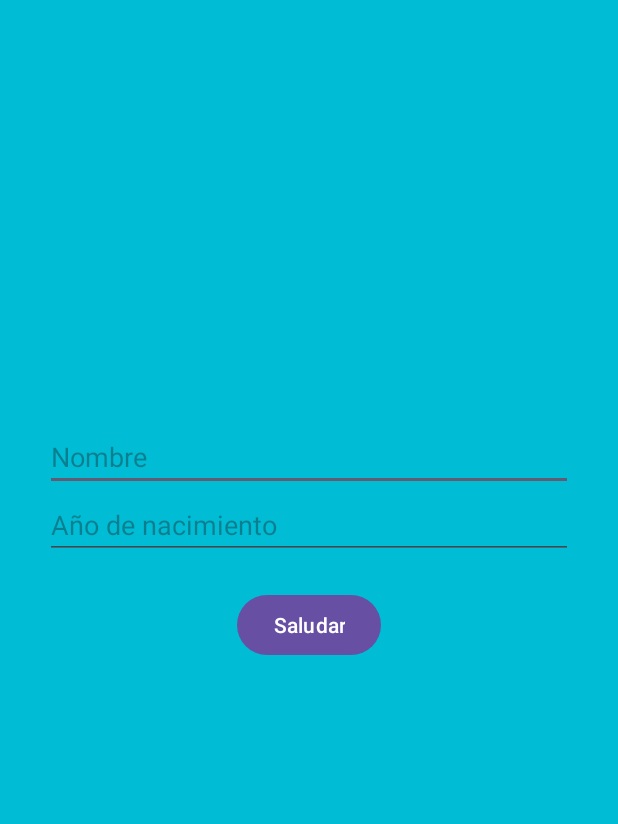
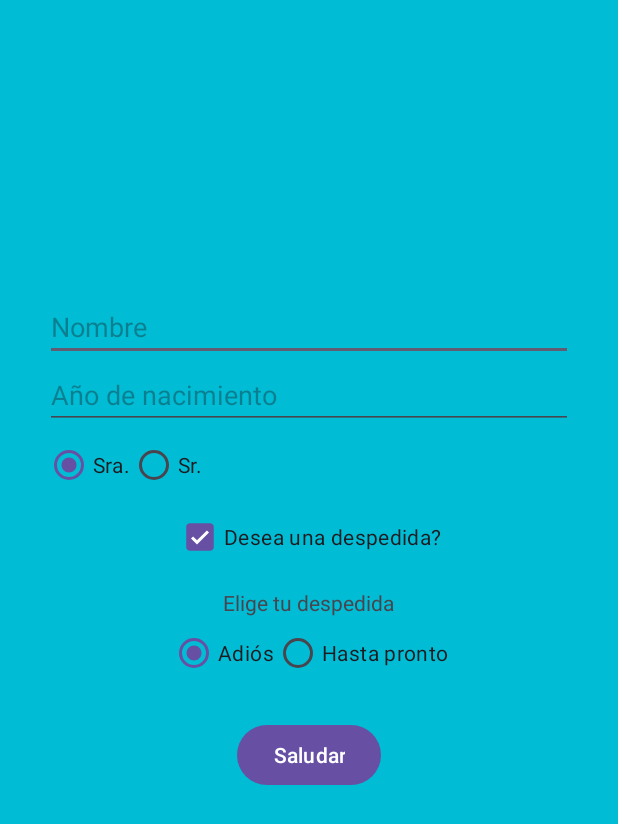
Before and after one commit to AmarinoLama/saludoPersonalizado, an Android app: the screen it shows after launch (MainActivity), after a tap on "Saludar", on a phone screen of 412 x 824 dp. Shown: the top 824 px of the screen. Run offline under Robolectric (Android 15) with nearby library versions, the phone set to English and light mode, and no system bars; 1 other tap on this screen came first.

Commit message:
commit de todo

```diff
--- a/app/src/main/java/com/example/saludopersonalizado/MainActivity.java
+++ b/app/src/main/java/com/example/saludopersonalizado/MainActivity.java
@@ -1,8 +1,12 @@
 package com.example.saludopersonalizado;
 
 import android.os.Bundle;
+import android.view.View;
 import android.widget.Button;
+import android.widget.CheckBox;
 import android.widget.EditText;
+import android.widget.RadioButton;
+import android.widget.RadioGroup;
 import android.widget.TextView;
 import android.widget.Toast;
 
@@ -16,7 +20,10 @@ public class MainActivity extends AppCompatActivity {
 
     EditText et_nombre, et_nacimiento;
     Button btn_saludar;
-    TextView tv_saludo;
+    TextView tv_saludo, tv_despedida;
+    RadioGroup rg_genero, rg_despedida;
+    RadioButton rb_masculino, rb_femenino, rb_pronto, rb_adios;
+    CheckBox cb_despedida;
 
     @Override
     protected void onCreate(Bundle savedInstanceState) {
@@ -27,6 +34,11 @@ public class MainActivity extends AppCompatActivity {
         btn_saludar.setOnClickListener(view -> {
             logicaBtn();
         });
+
+        cb_despedida.setOnClickListener(view -> {
+            rg_despedida.setVisibility(cb_despedida.isChecked() ? View.VISIBLE : View.GONE);
+            tv_despedida.setVisibility(cb_despedida.isChecked() ? View.VISIBLE : View.GONE);
+        });
     }
 
     public void logicaBtn() {
@@ -34,7 +46,21 @@ public class MainActivity extends AppCompatActivity {
             Toast.makeText(this, "Faltan datos", Toast.LENGTH_SHORT).show();
             return;
         }
-        tv_saludo.setText("Hola, " + et_nombre.getText().toString() + ". Eres " + edad());
+        tv_saludo.setText("Hola, " + genero() + et_nombre.getText().toString() + ". \nEres " + edad() + despedida());
+    }
+
+    public String edad() {
+        int nacimiento = Integer.parseInt(et_nacimiento.getText().toString());
+        return nacimiento <= 2005 ? "mayor de edad" : "menor de edad";
+    }
+
+    public String genero() {
+        return rb_masculino.isChecked() ? "Sr." : "Sra.";
+    }
+
+    public String despedida() {
+        if (!cb_despedida.isChecked()) return "";
+        return rb_adios.isChecked() ? "\nADIOS" : "\nHASTA PRONTO";
     }
 
     public void inicializar() {
@@ -42,10 +68,13 @@ public class MainActivity extends AppCompatActivity {
         et_nacimiento = findViewById(R.id.et_nacimiento);
         btn_saludar = findViewById(R.id.btn_saludar);
         tv_saludo = findViewById(R.id.tv_saludo);
-    }
-
-    public String edad() {
-        int nacimiento = Integer.parseInt(et_nacimiento.getText().toString());
-        return nacimiento <= 2005 ? "mayor de edad" : "menor de edad";
+        rg_genero = findViewById(R.id.rg_genero);
+        rb_masculino = findViewById(R.id.rb_masculino);
+        rb_femenino = findViewById(R.id.rb_femenino);
+        cb_despedida = findViewById(R.id.cb_despedida);
+        rb_adios = findViewById(R.id.rb_adios);
+        rb_pronto = findViewById(R.id.rb_pronto);
+        rg_despedida = findViewById(R.id.rg_despedida);
+        tv_despedida = findViewById(R.id.tv_despedida);
     }
 }
--- a/app/src/main/res/layout/activity_main.xml
+++ b/app/src/main/res/layout/activity_main.xml
@@ -23,6 +23,57 @@
         android:hint="Año de nacimiento"
         android:inputType="number"/>
 
+    <RadioGroup
+        android:id="@+id/rg_genero"
+        android:layout_width="match_parent"
+        android:layout_height="wrap_content"
+        android:orientation="horizontal">
+        <RadioButton
+            android:id="@+id/rb_femenino"
+            android:layout_width="wrap_content"
+            android:layout_height="wrap_content"
+            android:text="Sra."
+            android:checked="true"/>
+        <RadioButton
+            android:id="@+id/rb_masculino"
+            android:layout_width="wrap_content"
+            android:layout_height="wrap_content"
+            android:text="Sr."/>
+    </RadioGroup>
+
+    <CheckBox
+        android:id="@+id/cb_despedida"
+        android:layout_width="wrap_content"
+        android:layout_height="wrap_content"
+        android:text="Desea una despedida?"/>
+
+    <TextView
+        android:id="@+id/tv_despedida"
+        android:layout_width="wrap_content"
+        android:layout_height="wrap_content"
+        android:text="Elige tu despedida"
+        android:layout_marginTop="10dp"
+        android:visibility="gone"/>
+
+    <RadioGroup
+        android:id="@+id/rg_despedida"
+        android:layout_width="wrap_content"
+        android:layout_height="wrap_content"
+        android:orientation="horizontal"
+        android:visibility="gone">
+        <RadioButton
+            android:id="@+id/rb_adios"
+            android:layout_width="wrap_content"
+            android:layout_height="wrap_content"
+            android:text="Adiós"
+            android:checked="true"/>
+        <RadioButton
+            android:id="@+id/rb_pronto"
+            android:layout_width="wrap_content"
+            android:layout_height="wrap_content"
+            android:text="Hasta pronto"/>
+    </RadioGroup>
+
     <Button
         android:id="@+id/btn_saludar"
         android:layout_width="wrap_content"
@@ -32,7 +83,7 @@
 
     <TextView
         android:id="@+id/tv_saludo"
-        android:layout_width="wrap_content"
+        android:layout_width="match_parent"
         android:layout_height="wrap_content"
         android:layout_margin="20dp"
         android:textSize="30dp"
```
